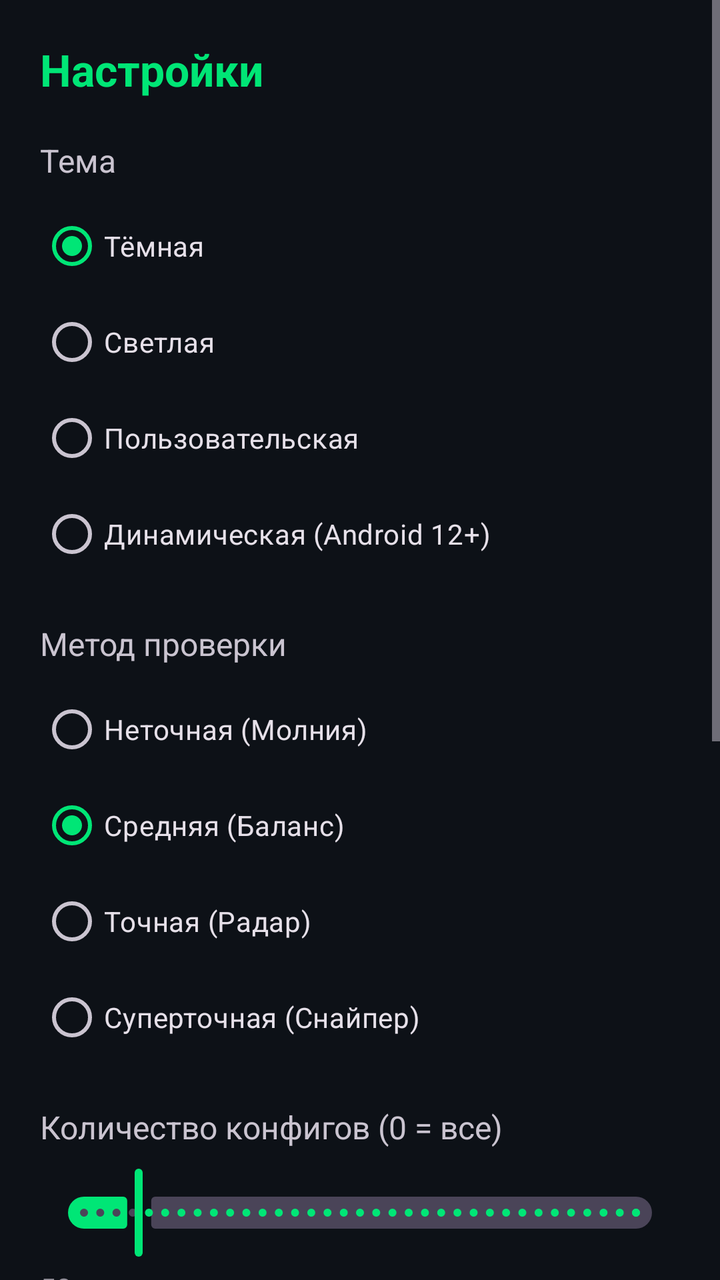
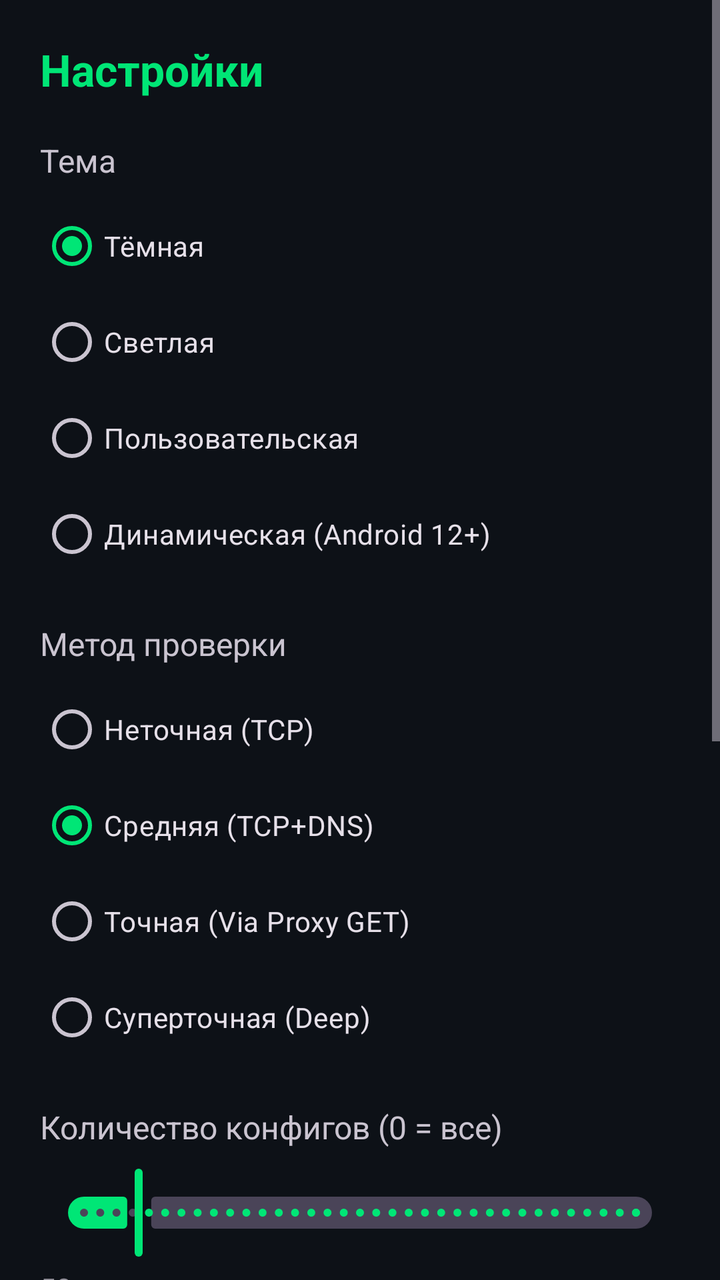

An Android layout rendered at two revisions. The XML below is the earlier revision; the diff shows what the commit changed to produce the second picture.
<!-- AndroidManifest.xml: application theme Theme.LetoVPN -->
<!-- res/layout/activity_settings.xml -->
<?xml version="1.0" encoding="utf-8"?>
<ScrollView xmlns:android="http://schemas.android.com/apk/res/android"
    xmlns:app="http://schemas.android.com/apk/res-auto"
    android:layout_width="match_parent"
    android:layout_height="match_parent"
    android:fillViewport="true">

    <LinearLayout
        android:layout_width="match_parent"
        android:layout_height="wrap_content"
        android:orientation="vertical"
        android:padding="20dp">

        <TextView
            android:layout_width="match_parent"
            android:layout_height="wrap_content"
            android:text="Настройки"
            android:textSize="22sp"
            android:textStyle="bold"
            android:textColor="?attr/colorPrimary"
            android:layout_marginBottom="20dp" />

        
        <TextView
            android:layout_width="match_parent"
            android:layout_height="wrap_content"
            android:text="Тема"
            android:textSize="16sp"
            android:layout_marginBottom="8dp" />

        <RadioGroup
            android:id="@+id/themeGroup"
            android:layout_width="match_parent"
            android:layout_height="wrap_content"
            android:orientation="vertical"
            android:layout_marginBottom="20dp">

            <com.google.android.material.radiobutton.MaterialRadioButton
                android:id="@+id/themeDark"
                android:layout_width="match_parent"
                android:layout_height="wrap_content"
                android:text="Тёмная"
                android:checked="true" />

            <com.google.android.material.radiobutton.MaterialRadioButton
                android:id="@+id/themeLight"
                android:layout_width="match_parent"
                android:layout_height="wrap_content"
                android:text="Светлая" />

            <com.google.android.material.radiobutton.MaterialRadioButton
                android:id="@+id/themeCustom"
                android:layout_width="match_parent"
                android:layout_height="wrap_content"
                android:text="Пользовательская" />

            <com.google.android.material.radiobutton.MaterialRadioButton
                android:id="@+id/themeDynamic"
                android:layout_width="match_parent"
                android:layout_height="wrap_content"
                android:text="Динамическая (Android 12+)" />
        </RadioGroup>

        
        <TextView
            android:layout_width="match_parent"
            android:layout_height="wrap_content"
            android:text="Метод проверки"
            android:textSize="16sp"
            android:layout_marginBottom="8dp" />

        <RadioGroup
            android:id="@+id/methodGroup"
            android:layout_width="match_parent"
            android:layout_height="wrap_content"
            android:orientation="vertical"
            android:layout_marginBottom="20dp">

            <com.google.android.material.radiobutton.MaterialRadioButton
                android:id="@+id/methodFast"
                android:layout_width="match_parent"
                android:layout_height="wrap_content"
                android:text="Неточная (Молния)" />

            <com.google.android.material.radiobutton.MaterialRadioButton
                android:id="@+id/methodBalanced"
                android:layout_width="match_parent"
                android:layout_height="wrap_content"
                android:text="Средняя (Баланс)"
                android:checked="true" />

            <com.google.android.material.radiobutton.MaterialRadioButton
                android:id="@+id/methodAccurate"
                android:layout_width="match_parent"
                android:layout_height="wrap_content"
                android:text="Точная (Радар)" />

            <com.google.android.material.radiobutton.MaterialRadioButton
                android:id="@+id/methodPrecise"
                android:layout_width="match_parent"
                android:layout_height="wrap_content"
                android:text="Суперточная (Снайпер)" />
        </RadioGroup>

        
        <TextView
            android:layout_width="match_parent"
            android:layout_height="wrap_content"
            android:text="Количество конфигов (0 = все)"
            android:textSize="16sp"
            android:layout_marginBottom="8dp" />

        <com.google.android.material.slider.Slider
            android:id="@+id/countSlider"
            android:layout_width="match_parent"
            android:layout_height="wrap_content"
            android:valueFrom="0"
            android:valueTo="500"
            android:value="50"
            android:stepSize="10"
            app:thumbColor="?attr/colorPrimary"
            app:trackColorActive="?attr/colorPrimary"
            android:layout_marginBottom="4dp" />

        <TextView
            android:id="@+id/countValue"
            android:layout_width="match_parent"
            android:layout_height="wrap_content"
            android:text="50"
            android:textSize="14sp"
            android:alpha="0.7"
            android:layout_marginBottom="20dp" />

        
        <TextView
            android:layout_width="match_parent"
            android:layout_height="wrap_content"
            android:text="Многопоточность (потоки)"
            android:textSize="16sp"
            android:layout_marginBottom="8dp" />

        <com.google.android.material.slider.Slider
            android:id="@+id/threadsSlider"
            android:layout_width="match_parent"
            android:layout_height="wrap_content"
            android:valueFrom="4"
            android:valueTo="100"
            android:value="12"
            android:stepSize="2"
            app:thumbColor="?attr/colorPrimary"
            app:trackColorActive="?attr/colorPrimary"
            android:layout_marginBottom="4dp" />

        <TextView
            android:id="@+id/threadsValue"
            android:layout_width="match_parent"
            android:layout_height="wrap_content"
            android:text="12"
            android:textSize="14sp"
            android:alpha="0.7"
            android:layout_marginBottom="20dp" />

        
        <TextView
            android:layout_width="match_parent"
            android:layout_height="wrap_content"
            android:text="Свои источники"
            android:textSize="16sp"
            android:layout_marginBottom="8dp" />

        <com.google.android.material.textfield.TextInputLayout
            android:layout_width="match_parent"
            android:layout_height="wrap_content"
            android:hint="URL источника"
            style="@style/Widget.Material3.TextInputLayout.OutlinedBox"
            android:layout_marginBottom="8dp">

            <com.google.android.material.textfield.TextInputEditText
                android:id="@+id/sourceInput"
                android:layout_width="match_parent"
                android:layout_height="wrap_content"
                android:inputType="textUri"
                android:maxLines="2" />
        </com.google.android.material.textfield.TextInputLayout>

        <com.google.android.material.button.MaterialButton
            android:id="@+id/btnAddSource"
            style="@style/Widget.Material3.Button.TonalButton"
            android:layout_width="match_parent"
            android:layout_height="48dp"
            android:text="Добавить источник"
            app:cornerRadius="12dp"
            android:layout_marginBottom="8dp" />

        <LinearLayout
            android:id="@+id/sourcesList"
            android:layout_width="match_parent"
            android:layout_height="wrap_content"
            android:orientation="vertical"
            android:layout_marginBottom="20dp" />

        <com.google.android.material.button.MaterialButton
            android:id="@+id/btnTelegram"
            style="@style/Widget.Material3.Button.OutlinedButton"
            android:layout_width="match_parent"
            android:layout_height="52dp"
            android:text="Telegram: @letovpn_free"
            app:strokeColor="?attr/colorPrimary"
            android:textColor="?attr/colorPrimary"
            app:cornerRadius="12dp"
            android:layout_marginBottom="12dp" />

        <com.google.android.material.button.MaterialButton
            android:id="@+id/btnSaveSettings"
            android:layout_width="match_parent"
            android:layout_height="52dp"
            android:text="Сохранить"
            app:backgroundTint="?attr/colorPrimary"
            android:textColor="@android:color/black"
            app:cornerRadius="12dp" />

    </LinearLayout>
</ScrollView>
<!-- resources referenced by this layout -->
<resources>
  <style name="Theme.LetoVPN" parent="Theme.Material3.Dark.NoActionBar">
          <item name="colorPrimary">#00E676</item>
          <item name="colorPrimaryContainer">#003D1A</item>
          <item name="colorSecondary">#69F0AE</item>
          <item name="colorSurface">#0D1117</item>
          <item name="colorOnSurface">#E6EDF3</item>
          <item name="android:statusBarColor">#0D1117</item>
          <item name="android:navigationBarColor">#0D1117</item>
          <item name="android:windowBackground">#0D1117</item>
          <item name="android:windowActivityTransitions">true</item>
          <item name="android:windowEnterTransition">@android:transition/fade</item>
          <item name="android:windowExitTransition">@android:transition/fade</item>
      </style>
</resources>

<!-- the commit's change to res/layout/activity_settings.xml (unified diff, before → after) -->
@@ -20,7 +20,6 @@
             android:textColor="?attr/colorPrimary"
             android:layout_marginBottom="20dp" />
 
-        
         <TextView
             android:layout_width="match_parent"
             android:layout_height="wrap_content"
@@ -61,7 +60,6 @@
                 android:text="Динамическая (Android 12+)" />
         </RadioGroup>
 
-        
         <TextView
             android:layout_width="match_parent"
             android:layout_height="wrap_content"
@@ -77,32 +75,31 @@
             android:layout_marginBottom="20dp">
 
             <com.google.android.material.radiobutton.MaterialRadioButton
-                android:id="@+id/methodFast"
-                android:layout_width="match_parent"
-                android:layout_height="wrap_content"
-                android:text="Неточная (Молния)" />
-
-            <com.google.android.material.radiobutton.MaterialRadioButton
-                android:id="@+id/methodBalanced"
-                android:layout_width="match_parent"
-                android:layout_height="wrap_content"
-                android:text="Средняя (Баланс)"
+                android:id="@+id/methodTcp"
+                android:layout_width="match_parent"
+                android:layout_height="wrap_content"
+                android:text="Неточная (TCP)" />
+
+            <com.google.android.material.radiobutton.MaterialRadioButton
+                android:id="@+id/methodTcpDns"
+                android:layout_width="match_parent"
+                android:layout_height="wrap_content"
+                android:text="Средняя (TCP+DNS)"
                 android:checked="true" />
 
             <com.google.android.material.radiobutton.MaterialRadioButton
-                android:id="@+id/methodAccurate"
-                android:layout_width="match_parent"
-                android:layout_height="wrap_content"
-                android:text="Точная (Радар)" />
-
-            <com.google.android.material.radiobutton.MaterialRadioButton
-                android:id="@+id/methodPrecise"
-                android:layout_width="match_parent"
-                android:layout_height="wrap_content"
-                android:text="Суперточная (Снайпер)" />
+                android:id="@+id/methodProxyGet"
+                android:layout_width="match_parent"
+                android:layout_height="wrap_content"
+                android:text="Точная (Via Proxy GET)" />
+
+            <com.google.android.material.radiobutton.MaterialRadioButton
+                android:id="@+id/methodDeep"
+                android:layout_width="match_parent"
+                android:layout_height="wrap_content"
+                android:text="Суперточная (Deep)" />
         </RadioGroup>
 
-        
         <TextView
             android:layout_width="match_parent"
             android:layout_height="wrap_content"
@@ -131,7 +128,6 @@
             android:alpha="0.7"
             android:layout_marginBottom="20dp" />
 
-        
         <TextView
             android:layout_width="match_parent"
             android:layout_height="wrap_content"
@@ -160,7 +156,6 @@
             android:alpha="0.7"
             android:layout_marginBottom="20dp" />
 
-        
         <TextView
             android:layout_width="match_parent"
             android:layout_height="wrap_content"
